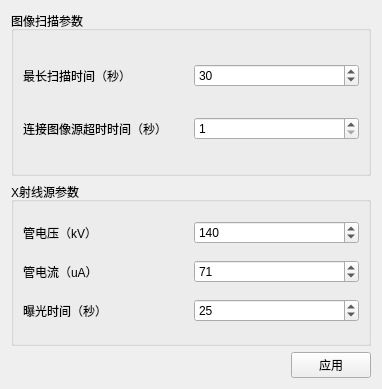
This is syssettingswidget.ui in curious-heart/x-data-scanner as Qt 5 draws it before an edit. The edited form follows.
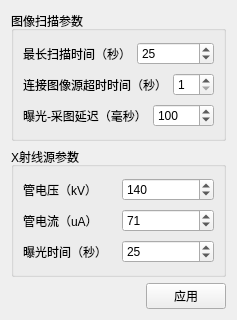
This is the edited form.

What changed in the file:
```diff
--- a/syssettingswidget.ui
+++ b/syssettingswidget.ui
@@ -6,8 +6,8 @@
    <rect>
     <x>0</x>
     <y>0</y>
-    <width>382</width>
-    <height>389</height>
+    <width>236</width>
+    <height>320</height>
    </rect>
   </property>
   <property name="windowTitle">
@@ -35,7 +35,7 @@
            <number>1</number>
           </property>
           <property name="value">
-           <number>30</number>
+           <number>25</number>
           </property>
          </widget>
         </item>
@@ -59,6 +59,30 @@
         </item>
        </layout>
       </item>
+      <item>
+       <layout class="QHBoxLayout" name="horizontalLayout_7">
+        <item>
+         <widget class="QLabel" name="expoCollDelayLbl">
+          <property name="text">
+           <string>曝光-采图延迟（毫秒）</string>
+          </property>
+         </widget>
+        </item>
+        <item>
+         <widget class="QSpinBox" name="expoCollDelaySpinBox">
+          <property name="minimum">
+           <number>0</number>
+          </property>
+          <property name="maximum">
+           <number>2000</number>
+          </property>
+          <property name="value">
+           <number>100</number>
+          </property>
+         </widget>
+        </item>
+       </layout>
+      </item>
      </layout>
     </widget>
    </item>
@@ -106,6 +130,12 @@
           <property name="decimals">
            <number>0</number>
           </property>
+          <property name="minimum">
+           <double>1.000000000000000</double>
+          </property>
+          <property name="maximum">
+           <double>1000.000000000000000</double>
+          </property>
           <property name="value">
            <double>71.000000000000000</double>
           </property>
@@ -127,6 +157,9 @@
           <property name="decimals">
            <number>0</number>
           </property>
+          <property name="minimum">
+           <double>1.000000000000000</double>
+          </property>
           <property name="value">
            <double>25.000000000000000</double>
           </property>
```
